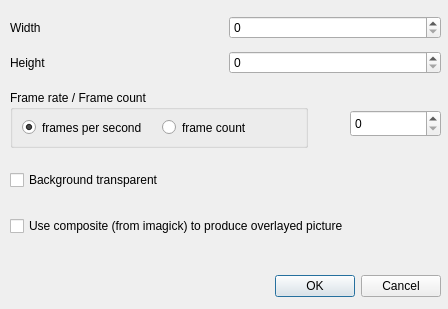
Above: plugins/RenderPlugin/ui/RenderImageSeriesDialog.ui from rbdl/rbdl-toolkit before the change. Below: the same form after it.
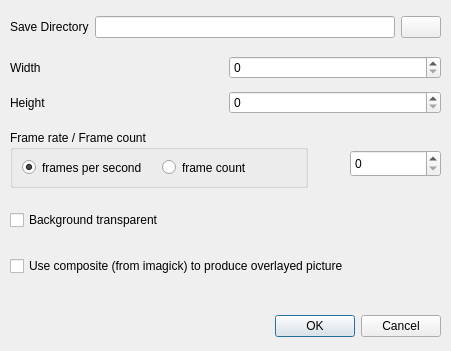
That is the form after the change. Icons and pictures are not drawn.

Commit message: setup dialogs for ImageSeries and Video rendering

The edit to the form file:
```diff
--- a/plugins/RenderPlugin/ui/RenderImageSeriesDialog.ui
+++ b/plugins/RenderPlugin/ui/RenderImageSeriesDialog.ui
@@ -6,8 +6,8 @@
    <rect>
     <x>0</x>
     <y>0</y>
-    <width>448</width>
-    <height>309</height>
+    <width>451</width>
+    <height>351</height>
    </rect>
   </property>
   <property name="windowTitle">
@@ -17,7 +17,7 @@
    <property name="geometry">
     <rect>
      <x>100</x>
-     <y>270</y>
+     <y>310</y>
      <width>341</width>
      <height>32</height>
     </rect>
@@ -33,7 +33,7 @@
    <property name="geometry">
     <rect>
      <x>10</x>
-     <y>10</y>
+     <y>50</y>
      <width>431</width>
      <height>71</height>
     </rect>
@@ -76,7 +76,7 @@
    <property name="geometry">
     <rect>
      <x>10</x>
-     <y>150</y>
+     <y>190</y>
      <width>431</width>
      <height>108</height>
     </rect>
@@ -108,7 +108,7 @@
    <property name="geometry">
     <rect>
      <x>10</x>
-     <y>90</y>
+     <y>130</y>
      <width>298</width>
      <height>58</height>
     </rect>
@@ -140,7 +140,7 @@
    <property name="geometry">
     <rect>
      <x>350</x>
-     <y>110</y>
+     <y>150</y>
      <width>91</width>
      <height>27</height>
     </rect>
@@ -149,6 +149,39 @@
     <number>60</number>
    </property>
   </widget>
+  <widget class="QWidget" name="verticalLayoutWidget_2">
+   <property name="geometry">
+    <rect>
+     <x>10</x>
+     <y>10</y>
+     <width>431</width>
+     <height>34</height>
+    </rect>
+   </property>
+   <layout class="QHBoxLayout" name="horizontalLayout_2">
+    <item>
+     <widget class="QLabel" name="label">
+      <property name="text">
+       <string>Save Directory</string>
+      </property>
+     </widget>
+    </item>
+    <item>
+     <widget class="QLineEdit" name="filenameEdit"/>
+    </item>
+    <item>
+     <widget class="QPushButton" name="filenameSelect">
+      <property name="text">
+       <string/>
+      </property>
+      <property name="icon">
+       <iconset>
+        <normaloff>../../../../../../../usr/share/icons/Adwaita/scalable/places/user-desktop-symbolic.svg</normaloff>../../../../../../../usr/share/icons/Adwaita/scalable/places/user-desktop-symbolic.svg</iconset>
+      </property>
+     </widget>
+    </item>
+   </layout>
+  </widget>
  </widget>
  <resources/>
  <connections>
```
The commit also changes 9 other files.
